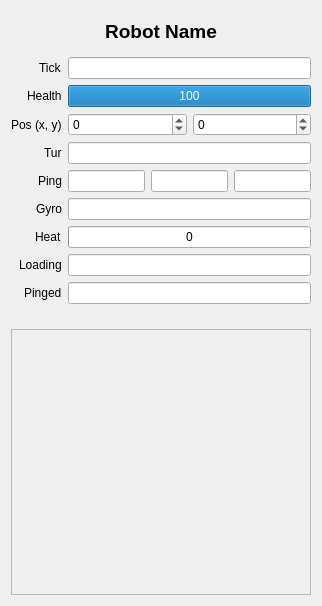
Old version of the form data/ui/debug.ui in the repository tvoli/pybotwar.
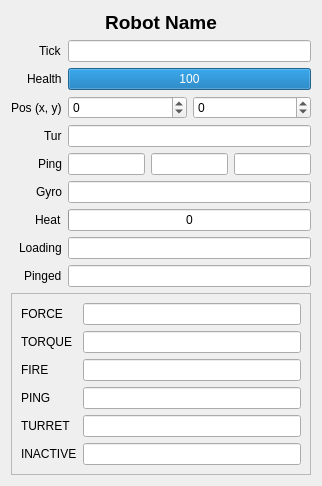
New version of the form.

Commit message: show commands returned from robot in debug window

Diff of the .ui file:
```diff
--- a/data/ui/debug.ui
+++ b/data/ui/debug.ui
@@ -7,7 +7,7 @@
     <x>0</x>
     <y>0</y>
     <width>322</width>
-    <height>606</height>
+    <height>478</height>
    </rect>
   </property>
   <property name="windowTitle">
@@ -193,6 +193,68 @@
      <property name="frameShadow">
       <enum>QFrame::Raised</enum>
      </property>
+     <layout class="QFormLayout" name="formLayout_2">
+      <item row="0" column="0">
+       <widget class="QLabel" name="label_10">
+        <property name="text">
+         <string>FORCE</string>
+        </property>
+       </widget>
+      </item>
+      <item row="0" column="1">
+       <widget class="QLineEdit" name="c_force"/>
+      </item>
+      <item row="1" column="0">
+       <widget class="QLabel" name="label_11">
+        <property name="text">
+         <string>TORQUE</string>
+        </property>
+       </widget>
+      </item>
+      <item row="1" column="1">
+       <widget class="QLineEdit" name="c_torque"/>
+      </item>
+      <item row="2" column="0">
+       <widget class="QLabel" name="label_12">
+        <property name="text">
+         <string>FIRE</string>
+        </property>
+       </widget>
+      </item>
+      <item row="2" column="1">
+       <widget class="QLineEdit" name="c_fire"/>
+      </item>
+      <item row="3" column="0">
+       <widget class="QLabel" name="label_13">
+        <property name="text">
+         <string>PING</string>
+        </property>
+       </widget>
+      </item>
+      <item row="3" column="1">
+       <widget class="QLineEdit" name="c_ping"/>
+      </item>
+      <item row="4" column="0">
+       <widget class="QLabel" name="label_14">
+        <property name="text">
+         <string>TURRET</string>
+        </property>
+       </widget>
+      </item>
+      <item row="4" column="1">
+       <widget class="QLineEdit" name="c_turret"/>
+      </item>
+      <item row="5" column="0">
+       <widget class="QLabel" name="label_15">
+        <property name="text">
+         <string>INACTIVE</string>
+        </property>
+       </widget>
+      </item>
+      <item row="5" column="1">
+       <widget class="QLineEdit" name="c_inactive"/>
+      </item>
+     </layout>
     </widget>
    </item>
   </layout>
```
Left out of the diff: 28 changed lines with no effect on the pictures. The commit also changes 2 other files.
